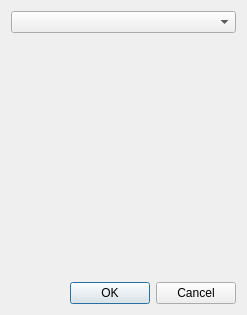
First picture: the form in Ui/TimeSettingWindow.ui, repository NiDeDc/FastDataAnalysis, before the edit.
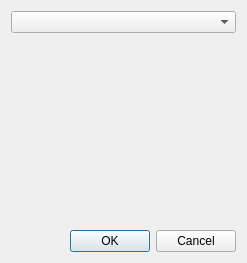
Second picture: the form after the edit.

The edit to the form file:
```diff
--- a/Ui/TimeSettingWindow.ui
+++ b/Ui/TimeSettingWindow.ui
@@ -7,7 +7,7 @@
     <x>0</x>
     <y>0</y>
     <width>247</width>
-    <height>315</height>
+    <height>263</height>
    </rect>
   </property>
   <property name="windowTitle">
```
